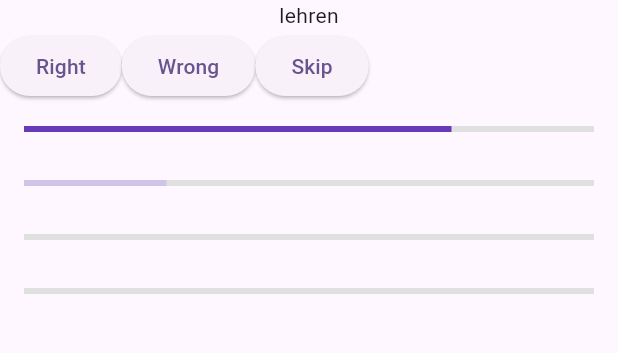
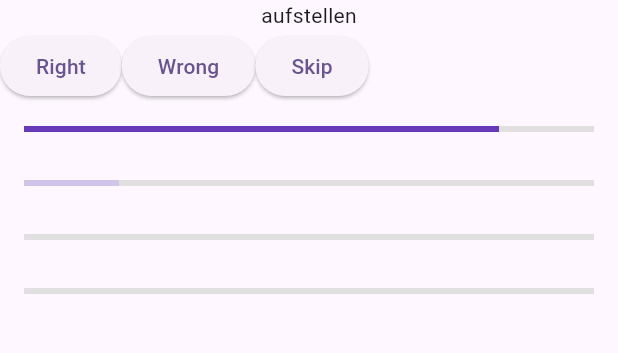
Before and after one commit to TobiasBaer/vokatus, a Flutter app: the screen it shows after launch, after a tap on "Right", on a phone screen of 412 x 824 dp, the part 84-437 px from its top. Run offline on Flutter 3.47's test engine with Material 3 defaults, Android fonts, the phone set to English and light mode, and no system bars; our stand-ins replace bloc, flutter_bloc.

Commit message:
Add additional irregular verbs to the vocabulary list

```diff
--- a/lib/vocabulary/irregular_verbs.dart
+++ b/lib/vocabulary/irregular_verbs.dart
@@ -32,4 +32,14 @@
       infinitive: "to teach",
       simplePast: "taught",
       pastParticiple: "taught"),
+  IrregularVerb(
+      german: "aufstellen",
+      infinitive: "to put",
+      simplePast: "put",
+      pastParticiple: "put"),
+  IrregularVerb(
+      german: "essen",
+      infinitive: "to eat",
+      simplePast: "ate",
+      pastParticiple: "eaten"),
 ];
```
